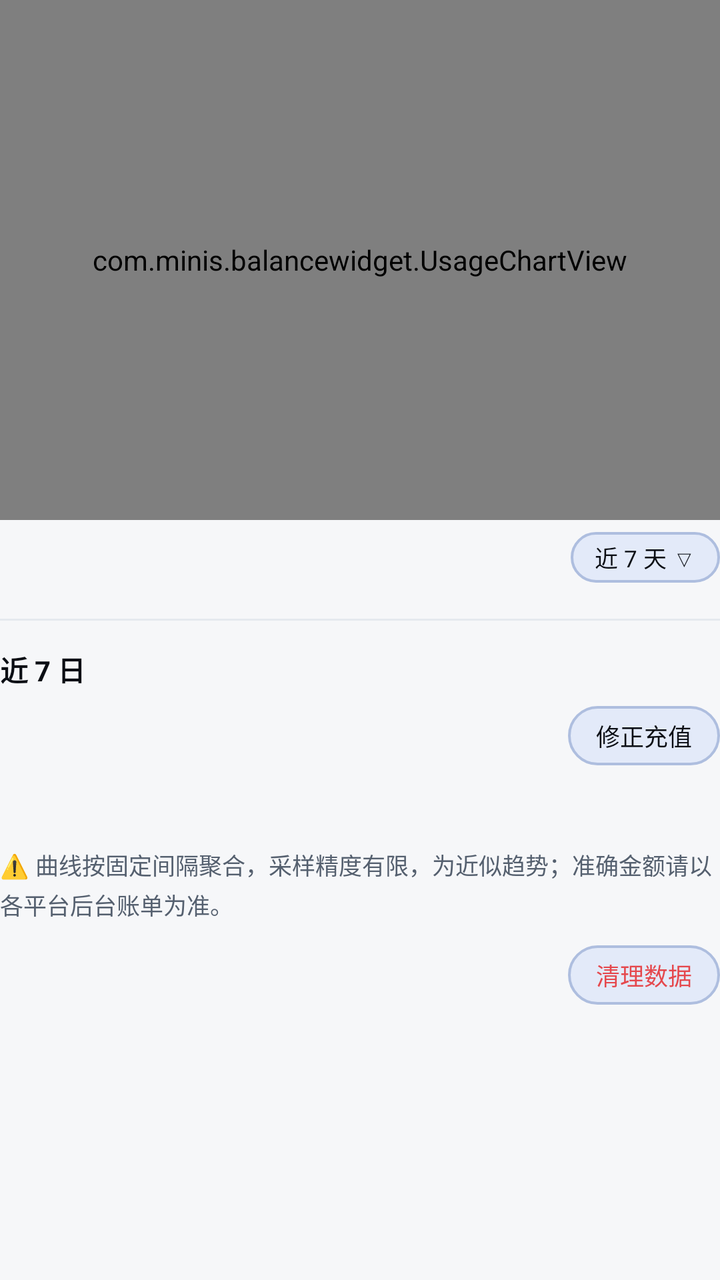
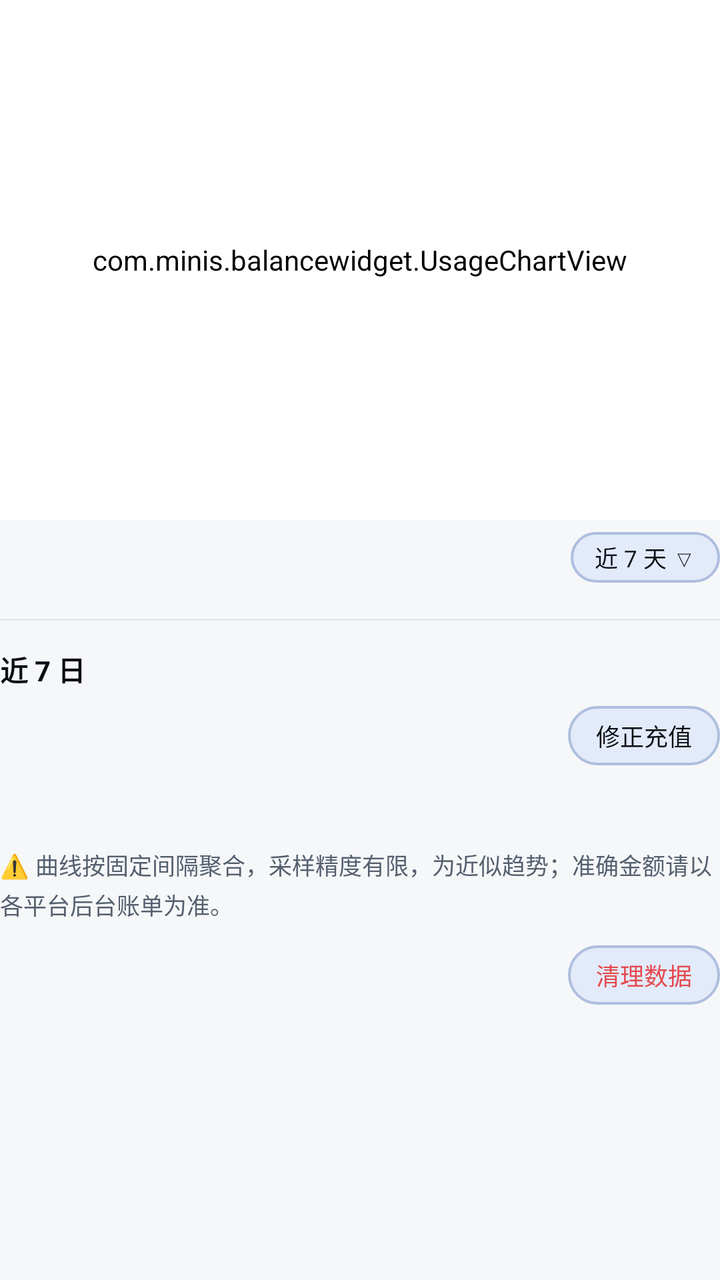

Two renders of the same Android screen: before a commit and after it. Below are the layout's source before the change and the commit's diff.
<!-- AndroidManifest.xml: application theme AppTheme -->
<!-- res/layout/page_stats.xml -->
<?xml version="1.0" encoding="utf-8"?>
<LinearLayout xmlns:android="http://schemas.android.com/apk/res/android"
    android:id="@+id/stats_container"
    android:layout_width="match_parent"
    android:layout_height="wrap_content"
    android:orientation="vertical">

    
    <com.minis.balancewidget.UsageChartView
        android:id="@+id/usage_chart"
        android:layout_width="match_parent"
        android:layout_height="260dp"
        android:background="@drawable/card_bg"
        android:padding="18dp" />

    
    <LinearLayout
        android:layout_width="match_parent"
        android:layout_height="wrap_content"
        android:orientation="horizontal"
        android:gravity="right"
        android:layout_marginTop="6dp">
        <TextView android:id="@+id/range_pick" android:layout_width="wrap_content"
            android:layout_height="wrap_content" android:gravity="center"
            android:background="@drawable/mini_btn_border" android:paddingLeft="12dp" android:paddingRight="12dp"
            android:paddingTop="4dp" android:paddingBottom="4dp"
            android:text="近 7 天 ▽" android:textColor="@color/tx" android:textSize="11.5sp" />
    </LinearLayout>

    
    <LinearLayout
        android:id="@+id/stats_platforms"
        android:layout_width="match_parent"
        android:layout_height="wrap_content"
        android:orientation="vertical"
        android:layout_marginTop="6dp" />

    
    <View
        android:layout_width="match_parent"
        android:layout_height="1dp"
        android:layout_marginTop="12dp"
        android:layout_marginBottom="4dp"
        android:background="@color/neu_dark" />

    
    <TextView
        android:id="@+id/stats_range_label"
        android:layout_width="match_parent"
        android:layout_height="wrap_content"
        android:layout_marginTop="10dp"
        android:text="近 7 日"
        android:textColor="@color/tx"
        android:textSize="14sp"
        android:textStyle="bold" />

    
    <LinearLayout
        android:id="@+id/stats_detail"
        android:layout_width="match_parent"
        android:layout_height="wrap_content"
        android:orientation="vertical" />

    <TextView
        android:id="@+id/btn_fix_recharge"
        android:layout_width="wrap_content"
        android:layout_height="wrap_content"
        android:layout_gravity="right"
        android:layout_marginTop="8dp"
        android:background="@drawable/mini_btn_border"
        android:paddingLeft="14dp"
        android:paddingRight="14dp"
        android:paddingTop="6dp"
        android:paddingBottom="6dp"
        android:text="修正充值"
        android:textColor="@color/tx"
        android:textSize="12sp" />

    
    <TextView
        android:id="@+id/stats_totals"
        android:layout_width="match_parent"
        android:layout_height="wrap_content"
        android:layout_marginTop="12dp"
        android:textColor="@color/tx"
        android:textSize="14sp"
        android:textStyle="bold" />

    
    <TextView
        android:id="@+id/stats_sampling_note"
        android:layout_width="match_parent"
        android:layout_height="wrap_content"
        android:layout_marginTop="10dp"
        android:lineSpacingExtra="3dp"
        android:textColor="@color/tx3"
        android:textSize="11.5sp"
        android:text="@string/stats_sampling_note_default" />

    
    <TextView android:id="@+id/stats_clean" android:layout_width="wrap_content"
        android:layout_height="wrap_content" android:layout_gravity="right"
        android:layout_marginTop="12dp"
        android:layout_marginBottom="28dp" android:gravity="center"
        android:background="@drawable/mini_btn_border" android:paddingLeft="14dp" android:paddingRight="14dp"
        android:paddingTop="6dp" android:paddingBottom="6dp"
        android:text="清理数据" android:textColor="@color/danger" android:textSize="12sp" />
</LinearLayout>
<!-- resources referenced by this layout -->
<resources>
  <color name="danger">#E5484D</color>
  <color name="neu_dark">#E5E9EF</color>
  <color name="tx">#0B0E14</color>
  <color name="tx3">#55606F</color>
  <!-- drawable card_bg: png bitmap (drawable-night-nodpi, 5368 bytes) -->
  <!-- drawable mini_btn_border (drawable) -->
  <?xml version="1.0" encoding="utf-8"?>
  <shape xmlns:android="http://schemas.android.com/apk/res/android"
      android:shape="rectangle">
      <corners android:radius="999dp" />
      <solid android:color="@color/btn_c" />
      <stroke android:width="1.2dp" android:color="@color/btn_border" />
  </shape>
  <string name="stats_sampling_note_default">⚠️ 曲线按固定间隔聚合，采样精度有限，为近似趋势；准确金额请以各平台后台账单为准。</string>
  <style name="AppTheme" parent="@android:style/Theme.DeviceDefault.Light.NoActionBar">
          <item name="android:windowBackground">@color/bg</item>
          <item name="android:colorBackground">@color/bg</item>
          <item name="android:fitsSystemWindows">false</item>
          <item name="android:textColorPrimary">@color/tx</item>
          <item name="android:textColorSecondary">@color/tx2</item>
          
          <item name="android:alertDialogTheme">@style/AppDialogTheme</item>
      </style>
  <color name="btn_c">#E3EAF9</color>
  <color name="btn_border">#AEBEDF</color>
  <color name="bg">#F6F7F9</color>
  <color name="tx2">#414A5C</color>
  <style name="AppDialogTheme" parent="@android:style/Theme.DeviceDefault.Light.Dialog.Alert">
          <item name="android:windowAnimationStyle">@style/DialogAnim</item>
      </style>
  <style name="DialogAnim">
          <item name="android:windowEnterAnimation">@anim/dialog_in</item>
          <item name="android:windowExitAnimation">@anim/dialog_out</item>
      </style>
</resources>

<!-- the commit's change to res/layout/page_stats.xml (unified diff, before → after) -->
@@ -11,6 +11,8 @@
         android:layout_width="match_parent"
         android:layout_height="260dp"
         android:background="@drawable/card_bg"
+        android:backgroundTint="?attr/c_card"
+        android:tag="card"
         android:padding="18dp" />
 
     
@@ -24,7 +26,7 @@
             android:layout_height="wrap_content" android:gravity="center"
             android:background="@drawable/mini_btn_border" android:paddingLeft="12dp" android:paddingRight="12dp"
             android:paddingTop="4dp" android:paddingBottom="4dp"
-            android:text="近 7 天 ▽" android:textColor="@color/tx" android:textSize="11.5sp" />
+            android:text="近 7 天 ▽" android:textColor="?attr/c_tx" android:textSize="11.5sp" />
     </LinearLayout>
 
     
@@ -41,7 +43,7 @@
         android:layout_height="1dp"
         android:layout_marginTop="12dp"
         android:layout_marginBottom="4dp"
-        android:background="@color/neu_dark" />
+        android:background="?attr/c_neu_dark" />
 
     
     <TextView
@@ -50,7 +52,7 @@
         android:layout_height="wrap_content"
         android:layout_marginTop="10dp"
         android:text="近 7 日"
-        android:textColor="@color/tx"
+        android:textColor="?attr/c_tx"
         android:textSize="14sp"
         android:textStyle="bold" />
 
@@ -73,7 +75,7 @@
         android:paddingTop="6dp"
         android:paddingBottom="6dp"
         android:text="修正充值"
-        android:textColor="@color/tx"
+        android:textColor="?attr/c_tx"
         android:textSize="12sp" />
 
     
@@ -82,7 +84,7 @@
         android:layout_width="match_parent"
         android:layout_height="wrap_content"
         android:layout_marginTop="12dp"
-        android:textColor="@color/tx"
+        android:textColor="?attr/c_tx"
         android:textSize="14sp"
         android:textStyle="bold" />
 
@@ -93,7 +95,7 @@
         android:layout_height="wrap_content"
         android:layout_marginTop="10dp"
         android:lineSpacingExtra="3dp"
-        android:textColor="@color/tx3"
+        android:textColor="?attr/c_tx3"
         android:textSize="11.5sp"
         android:text="@string/stats_sampling_note_default" />
 
@@ -104,5 +106,5 @@
         android:layout_marginBottom="28dp" android:gravity="center"
         android:background="@drawable/mini_btn_border" android:paddingLeft="14dp" android:paddingRight="14dp"
         android:paddingTop="6dp" android:paddingBottom="6dp"
-        android:text="清理数据" android:textColor="@color/danger" android:textSize="12sp" />
+        android:text="清理数据" android:textColor="?attr/c_danger" android:textSize="12sp" />
 </LinearLayout>
<!-- resource entries referenced after the edit -->
@@ -1,32 +1,56 @@
 <!-- resources referenced by this layout -->
 <resources>
-  <color name="danger">#E5484D</color>
-  <color name="neu_dark">#E5E9EF</color>
-  <color name="tx">#0B0E14</color>
-  <color name="tx3">#55606F</color>
   <!-- drawable card_bg: png bitmap (drawable-night-nodpi, 5368 bytes) -->
   <!-- drawable mini_btn_border (drawable) -->
   <?xml version="1.0" encoding="utf-8"?>
   <shape xmlns:android="http://schemas.android.com/apk/res/android"
       android:shape="rectangle">
       <corners android:radius="999dp" />
-      <solid android:color="@color/btn_c" />
-      <stroke android:width="1.2dp" android:color="@color/btn_border" />
+      <solid android:color="?attr/c_btn" />
+      <stroke android:width="1.2dp" android:color="?attr/c_btn_border" />
   </shape>
   <string name="stats_sampling_note_default">⚠️ 曲线按固定间隔聚合，采样精度有限，为近似趋势；准确金额请以各平台后台账单为准。</string>
   <style name="AppTheme" parent="@android:style/Theme.DeviceDefault.Light.NoActionBar">
-          <item name="android:windowBackground">@color/bg</item>
-          <item name="android:colorBackground">@color/bg</item>
+          <item name="android:windowBackground">#F6F7F9</item>
+          <item name="android:colorBackground">#F6F7F9</item>
           <item name="android:fitsSystemWindows">false</item>
-          <item name="android:textColorPrimary">@color/tx</item>
-          <item name="android:textColorSecondary">@color/tx2</item>
-          
+          <item name="android:textColorPrimary">#0B0E14</item>
+          <item name="android:textColorSecondary">#414A5C</item>
           <item name="android:alertDialogTheme">@style/AppDialogTheme</item>
+          <item name="c_bg">#F6F7F9</item>
+          <item name="c_card">#FFFFFF</item>
+          <item name="c_line">#14090C14</item>
+          <item name="c_tx">#0B0E14</item>
+          <item name="c_tx2">#414A5C</item>
+          <item name="c_tx3">#55606F</item>
+          <item name="c_tx_conv">#687283</item>
+          <item name="c_tx_detail">#39424F</item>
+          <item name="c_hint">#7C8698</item>
+          <item name="c_accent">#4166F5</item>
+          <item name="c_accent_tx">#FFFFFF</item>
+          <item name="c_danger">#E5484D</item>
+          <item name="c_warn">#B4690E</item>
+          <item name="c_btn">#E3EAF9</item>
+          <item name="c_input">#EEF0F4</item>
+          <item name="c_btn_border">#AEBEDF</item>
+          <item name="c_div_line">#26A8B4C6</item>
+          <item name="c_header_bg">#F0F4F7FB</item>
+          <item name="c_total_start">#EDF1FB</item>
+          <item name="c_total_end">#E4EAF8</item>
+          <item name="c_neu_surface">#FFFFFF</item>
+          <item name="c_neu_dark">#E5E9EF</item>
+          <item name="c_neu_sunken">#EEF0F4</item>
+          <item name="c_glass_tx">#1A1F28</item>
+          <item name="c_glass_tx2">#3D4653</item>
+          <item name="c_glass_tx3">#69738A</item>
+          <item name="c_w_card">#FFFFFF</item>
+          <item name="c_w_tx">#0B0E14</item>
+          <item name="c_w_tx2">#5A6472</item>
+          <item name="c_w_tx3">#656F7F</item>
+          <item name="c_w_div">#2E9AA6B2</item>
+          <item name="c_w_accent">#4166F5</item>
+          <item name="c_w_danger">#E5484D</item>
       </style>
-  <color name="btn_c">#E3EAF9</color>
-  <color name="btn_border">#AEBEDF</color>
-  <color name="bg">#F6F7F9</color>
-  <color name="tx2">#414A5C</color>
   <style name="AppDialogTheme" parent="@android:style/Theme.DeviceDefault.Light.Dialog.Alert">
           <item name="android:windowAnimationStyle">@style/DialogAnim</item>
       </style>
